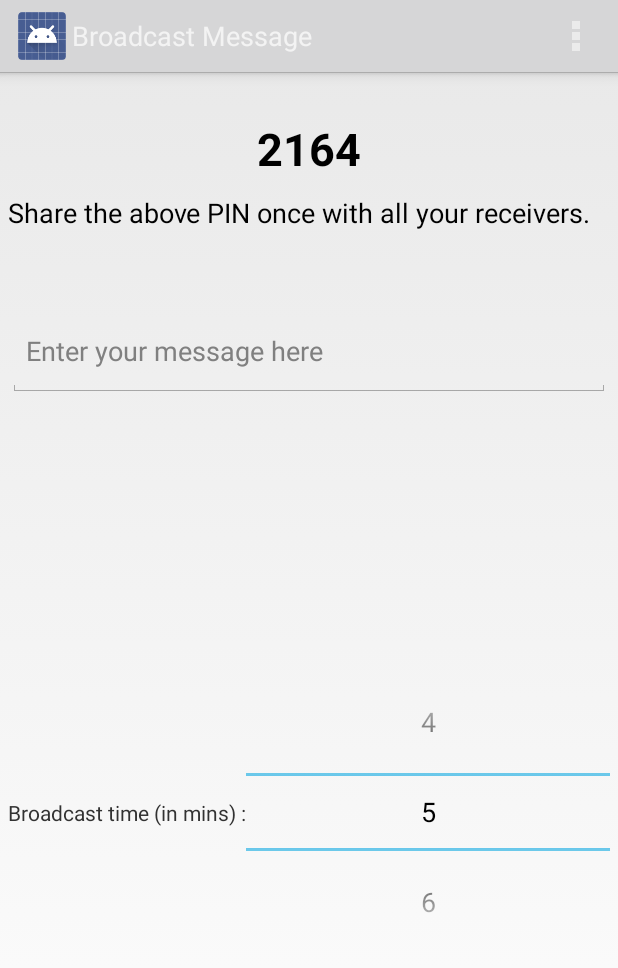
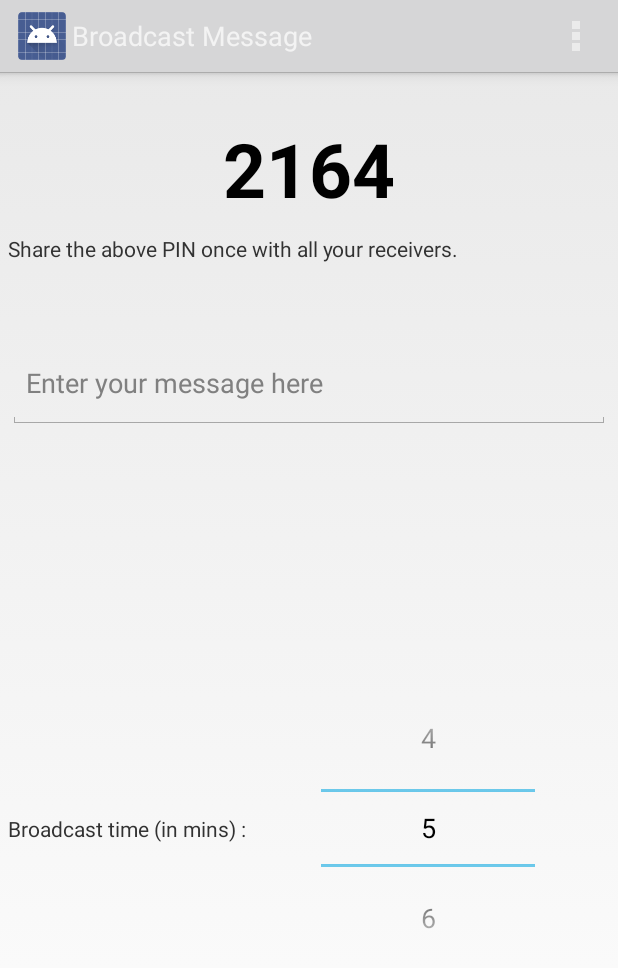
Before and after one commit to satvirpahwa/BroadCastApp_Integrated_Code, an Android app: the BroadcasterActivity screen opened directly, with no data from a screen before it, on a phone screen of 412 x 824 dp. Shown: the top 968 px of the screen. Run offline under Robolectric (Android 15) with nearby library versions, the phone set to English and light mode, and no system bars; 1 statement that could not run was skipped.

Commit message:
Code with final UI changes.

```diff
--- a/app/src/main/res/layout/activity_broadcaster2.xml
+++ b/app/src/main/res/layout/activity_broadcaster2.xml
@@ -20,7 +20,7 @@
             android:gravity="center_horizontal"
             android:text="1234"
             android:textAppearance="?android:attr/textAppearanceLarge"
-            android:textSize="30dp"
+            android:textSize="50dp"
             android:textStyle="bold" />
 
         <TextView
@@ -28,8 +28,7 @@
             android:layout_width="wrap_content"
             android:layout_height="wrap_content"
             android:layout_gravity="left"
-            android:text="Share the above PIN once with all your receivers."
-            android:textAppearance="?android:attr/textAppearanceMedium" />
+            android:text="Share the above PIN once with all your receivers." />
 
         <LinearLayout
             android:layout_width="fill_parent"
@@ -67,13 +66,15 @@
                 android:id="@+id/tv"
                 android:layout_width="wrap_content"
                 android:layout_height="wrap_content"
+                android:layout_marginRight="50dp"
                 android:text="Broadcast time (in mins) :" />
 
 
             <NumberPicker
                 android:id="@+id/numberPicker"
                 android:layout_width="fill_parent"
-                android:layout_height="wrap_content"/>>
+                android:layout_height="wrap_content"
+                android:layout_marginRight="50dp"/>
         </LinearLayout>
     </LinearLayout>
 </LinearLayout>
```
Also changed, not shown: app/src/main/java/com/euroitlabs/broadcastapp/BroadcasterActivity.java (+13 -9 lines), app/src/main/java/com/euroitlabs/broadcastapp/ConfigureBroadcastersActivity.java (+14 -9 lines), app/src/main/java/com/euroitlabs/broadcastapp/MainActivity.java (+7 -5 lines).
